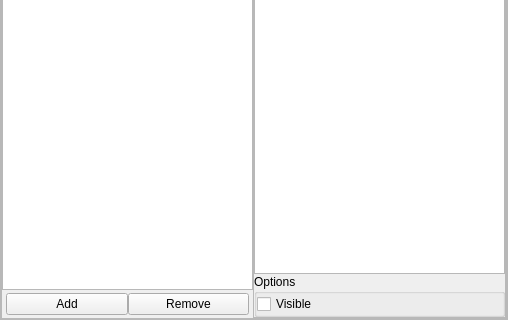
Qt form src/gui/viewDialog.ui (519984307/stellarium_src) before a commit; both pictures show x 0 to 508 and y 197 to 517 of the 508 by 517 pixel window.
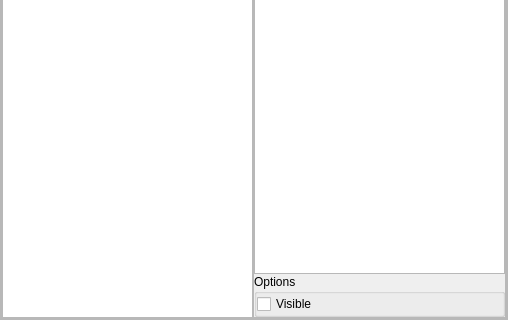
The same form after that commit. Icons and pictures are not drawn. Custom widgets are drawn as their Qt base class.

Commit message: Removed non-implmented add/remove StelSkyLayer.

```diff
--- a/src/gui/viewDialog.ui
+++ b/src/gui/viewDialog.ui
@@ -1516,36 +1516,6 @@
                <item>
                 <widget class="QListWidget" name="skyLayerListWidget"/>
                </item>
-               <item>
-                <layout class="QHBoxLayout" name="horizontalLayout">
-                 <property name="leftMargin">
-                  <number>4</number>
-                 </property>
-                 <property name="topMargin">
-                  <number>3</number>
-                 </property>
-                 <property name="rightMargin">
-                  <number>4</number>
-                 </property>
-                 <property name="bottomMargin">
-                  <number>3</number>
-                 </property>
-                 <item>
-                  <widget class="QPushButton" name="addSkyLayerPushButton">
-                   <property name="text">
-                    <string>Add</string>
-                   </property>
-                  </widget>
-                 </item>
-                 <item>
-                  <widget class="QPushButton" name="pushButton">
-                   <property name="text">
-                    <string>Remove</string>
-                   </property>
-                  </widget>
-                 </item>
-                </layout>
-               </item>
               </layout>
              </item>
              <item>
```
